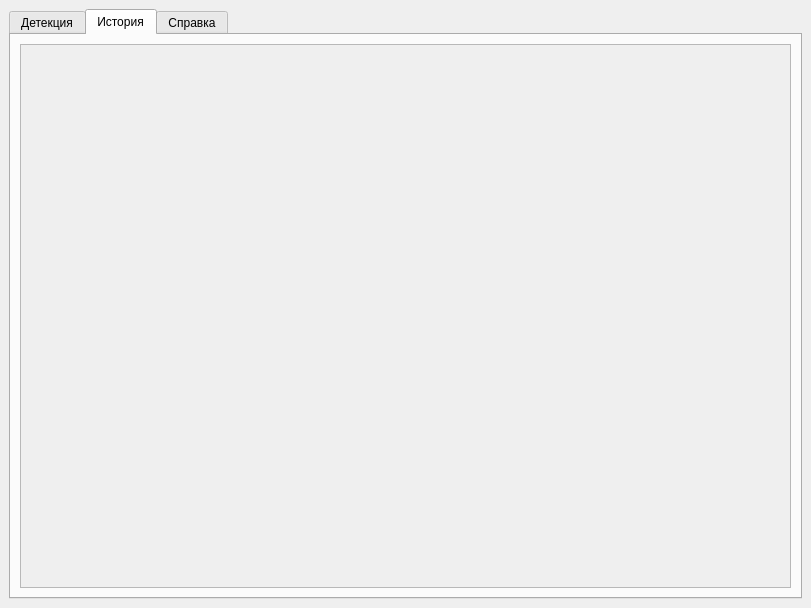
Qt form swan_detector/qt/main_window.ui (IT-Platoon/DB-2023) before a commit.
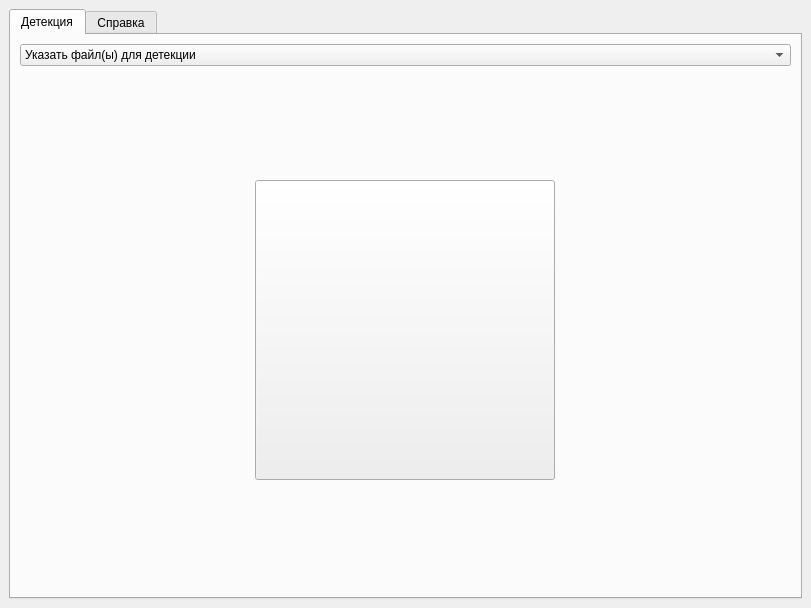
The same form after that commit. The open tabs and pages were chosen to show the change. Icons and pictures are not drawn.

```diff
--- a/swan_detector/qt/main_window.ui
+++ b/swan_detector/qt/main_window.ui
@@ -82,30 +82,6 @@
         </item>
        </layout>
       </widget>
-      <widget class="QWidget" name="tab_2">
-       <attribute name="title">
-        <string>История</string>
-       </attribute>
-       <layout class="QGridLayout" name="gridLayout_4">
-        <item row="0" column="0">
-         <widget class="QScrollArea" name="scrollArea">
-          <property name="widgetResizable">
-           <bool>true</bool>
-          </property>
-          <widget class="QWidget" name="list_detections">
-           <property name="geometry">
-            <rect>
-             <x>0</x>
-             <y>0</y>
-             <width>775</width>
-             <height>543</height>
-            </rect>
-           </property>
-          </widget>
-         </widget>
-        </item>
-       </layout>
-      </widget>
       <widget class="QWidget" name="tab_5">
        <attribute name="title">
         <string>Справка</string>
```
